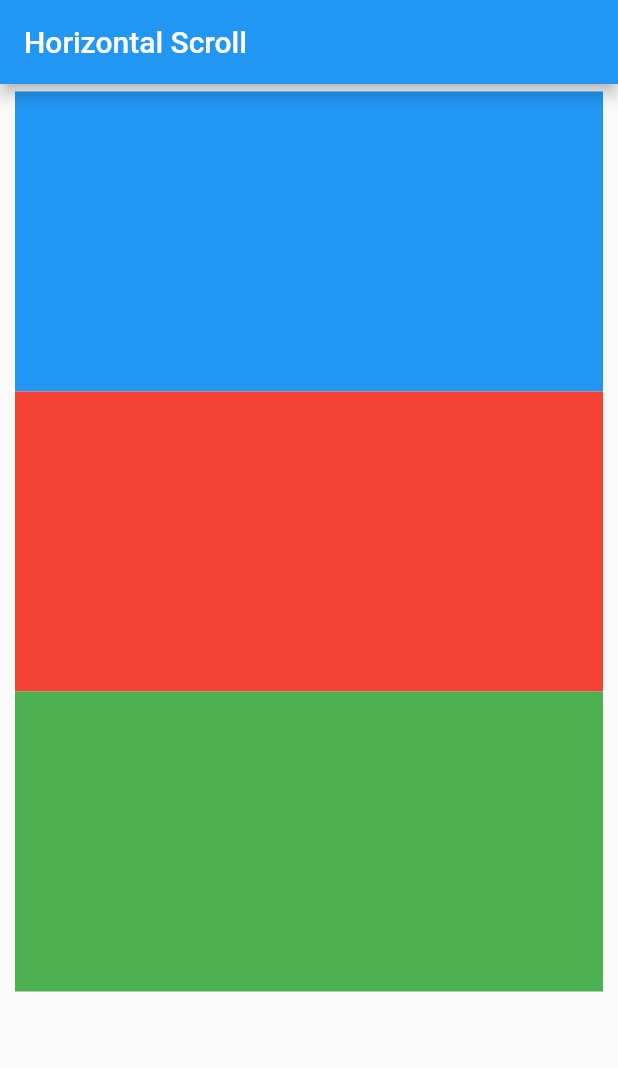
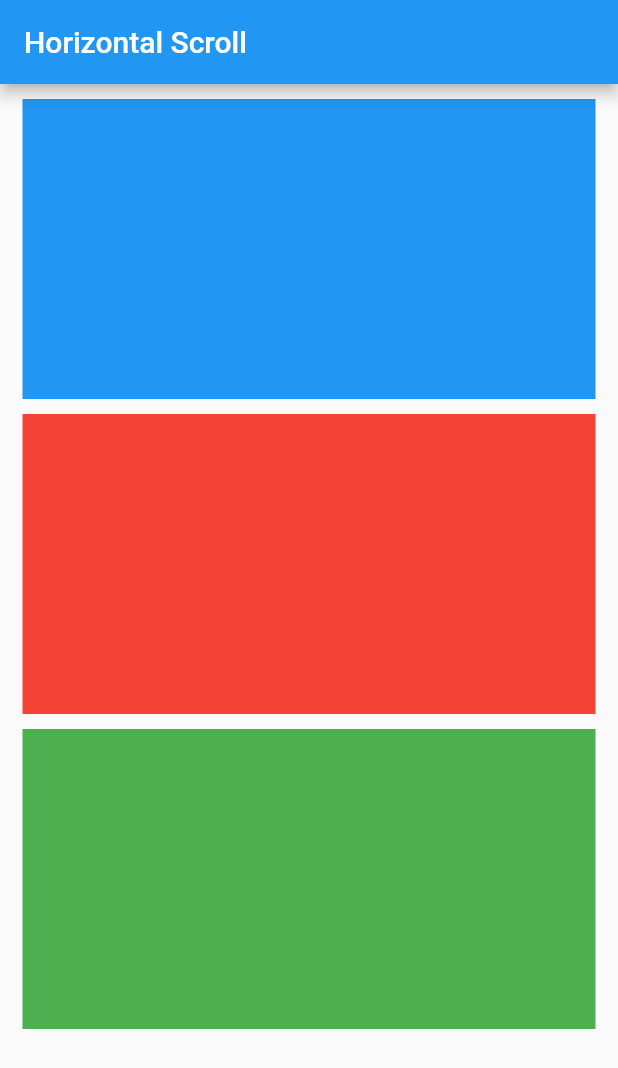
Before and after one commit to Brian1011/flutter_horizontal_scroll, a Flutter app: the screen it shows after launch, on a phone screen of 412 x 824 dp. Shown: the top 1068 px of the screen. Run offline on Flutter 3.47's test engine with Material 2 defaults, Android fonts, the phone set to English and light mode, and no system bars.

Commit message:
add margins

```diff
--- a/lib/screens/horizontal_scroll_screen.dart
+++ b/lib/screens/horizontal_scroll_screen.dart
@@ -34,7 +34,7 @@ class _Card extends StatelessWidget {
   @override
   Widget build(BuildContext context) {
     return Container(
-      padding: const EdgeInsets.symmetric(vertical: 5, horizontal: 10),
+      margin: const EdgeInsets.symmetric(vertical: 5, horizontal: 5),
       width: 100,
       height: 200,
       color: backgroundColor,
```
